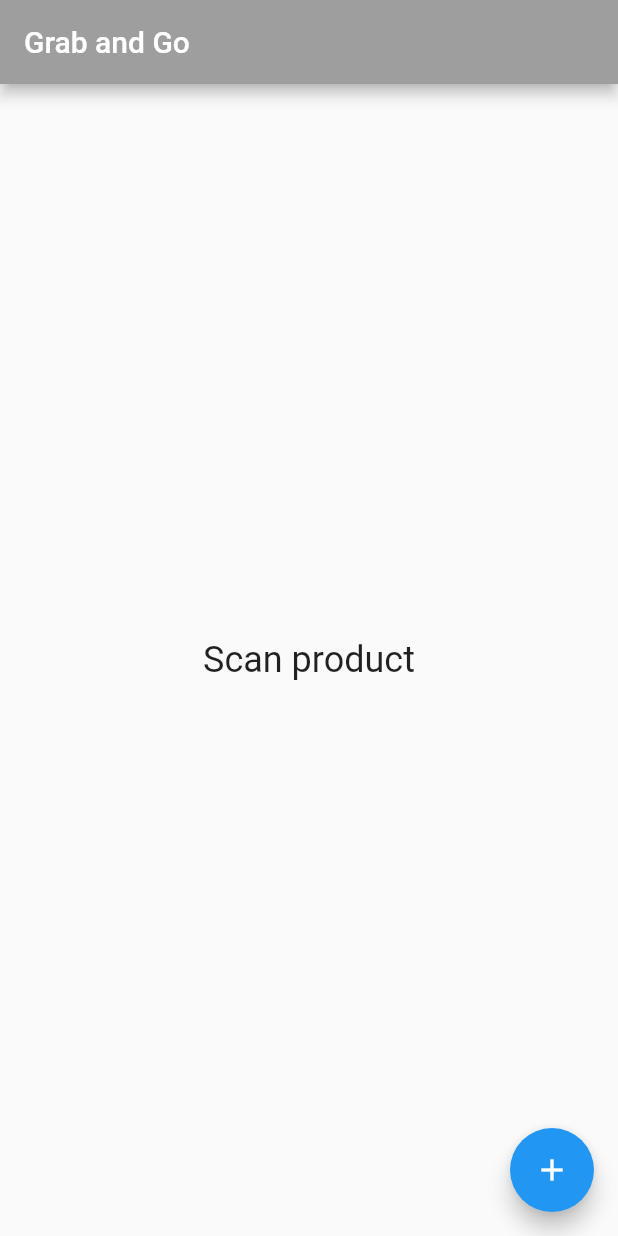
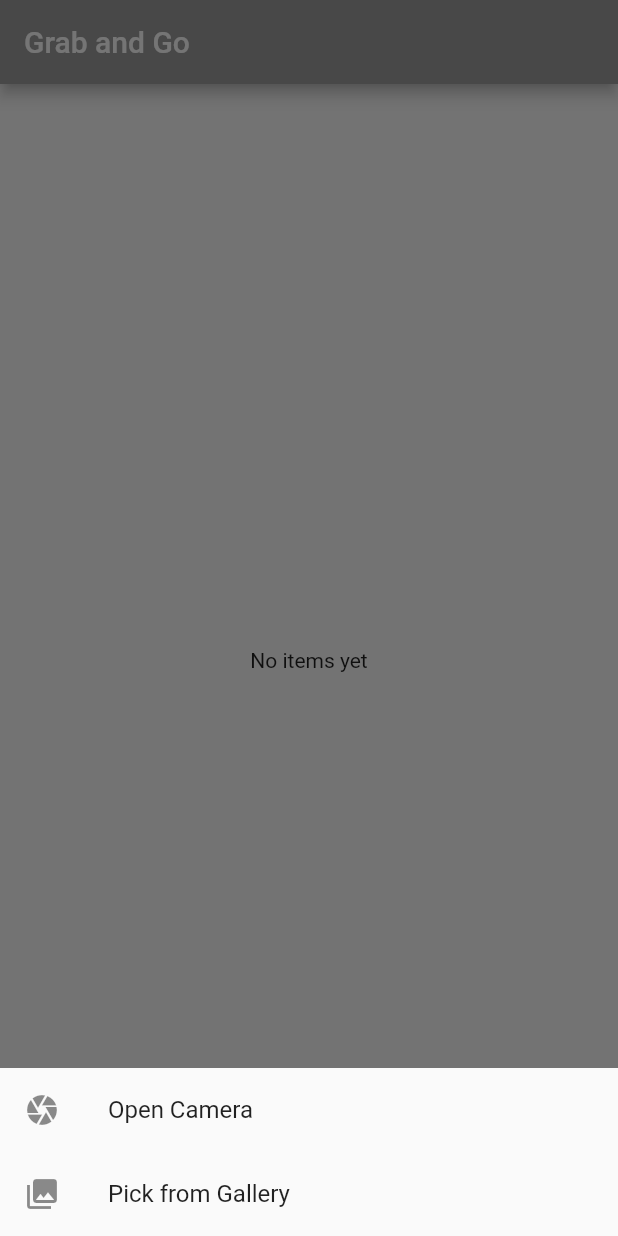
Before and after one commit to Josephamir616/Fluttergp, a Flutter app: the HomePage screen opened directly, after a tap on the "add" icon, on a phone screen of 412 x 824 dp. Run offline on Flutter 3.47's test engine with Material 2 defaults, Android fonts, the phone set to English and light mode, and no system bars; our stand-ins replace dio, image_picker, shared_preferences; accounts and stored records are empty.

```diff
--- a/lib/pages/HomePage.dart
+++ b/lib/pages/HomePage.dart
@@ -1,6 +1,8 @@
 import 'package:flutter/material.dart';
 import 'package:dio/dio.dart';
 import 'package:shared_preferences/shared_preferences.dart';
+import 'package:image_picker/image_picker.dart';
+
 
 class HomePage extends StatefulWidget {
   HomePage({super.key});
@@ -26,19 +28,59 @@ class HomePageState extends State<HomePage> {
         title: const Text('Grab and Go'),
       ), //AppBar
       body: const Center(
-        child: Text(
-          'Scan product',
-          style: TextStyle(fontSize: 24),
-        ), //Text
+        child: Text("No items yet")
       ),
       floatingActionButton: FloatingActionButton(
         onPressed: () {
           retrieveToken();
+          showModalBottomSheet(
+            context: context,
+            builder: (BuildContext context) {
+              return Column(
+                mainAxisSize: MainAxisSize.min,
+                children: <Widget>[
+                  ListTile(
+                    leading: Icon(Icons.camera),
+                    title: Text('Open Camera'),
+                    onTap: () {
+                      // Perform action for opening the camera
+                      openCamera();
+                      Navigator.pop(context);
+                    },
+                  ),
+                  ListTile(
+                    leading: Icon(Icons.photo_library),
+                    title: Text('Pick from Gallery'),
+                    onTap: () {
+                      // Perform action for picking from the gallery
+                      pickFromGallery();
+                      Navigator.pop(context);
+                    },
+                  ),
+                ],
+              );
+            },
+          );
         },
         child: Icon(Icons.add), // Add your icon here
-        backgroundColor: Colors.blue, // Add your desired background color here
+        backgroundColor: Colors.black, // Add your desired background color here
       ),// center
     );
   }
 
+  void openCamera() async {
+    final imagePicker = ImagePicker();
+    final pickedImage = await imagePicker.pickImage(source: ImageSource.camera);
+
+    if (pickedImage != null) {
+      // Handle the captured image
+      // You can display it, upload it to a server, or perform any other required operations
+      // The pickedImage.path provides the path to the captured image file
+      print('Image path: ${pickedImage.path}');
+    }
+  }
+  void pickFromGallery() {
+
+  }
+
 }
--- a/lib/pages/login_page.dart
+++ b/lib/pages/login_page.dart
@@ -112,12 +112,6 @@ class _LoginPageState extends State<LoginPage> {
                         color: Colors.grey[400],
                         ),
                       ),
-                      Padding(
-                        padding: const EdgeInsets.symmetric(horizontal: 10.0),
-                        child: Text('Or continue with',
-                        style: TextStyle(color: Colors.grey.shade700),
-                        ),
-                      ),
                       Expanded(
                         child: Divider(
                           thickness: 0.5,
--- a/pubspec.yaml
+++ b/pubspec.yaml
@@ -37,6 +37,7 @@ dependencies:
   cupertino_icons: ^1.0.2
   dio: ^5.2.1+1
   shared_preferences: ^2.1.2
+  image_picker: ^0.8.9
 dev_dependencies:
   flutter_test:
     sdk: flutter
```
Also changed, not shown: pubspec.lock, 5 other files.
